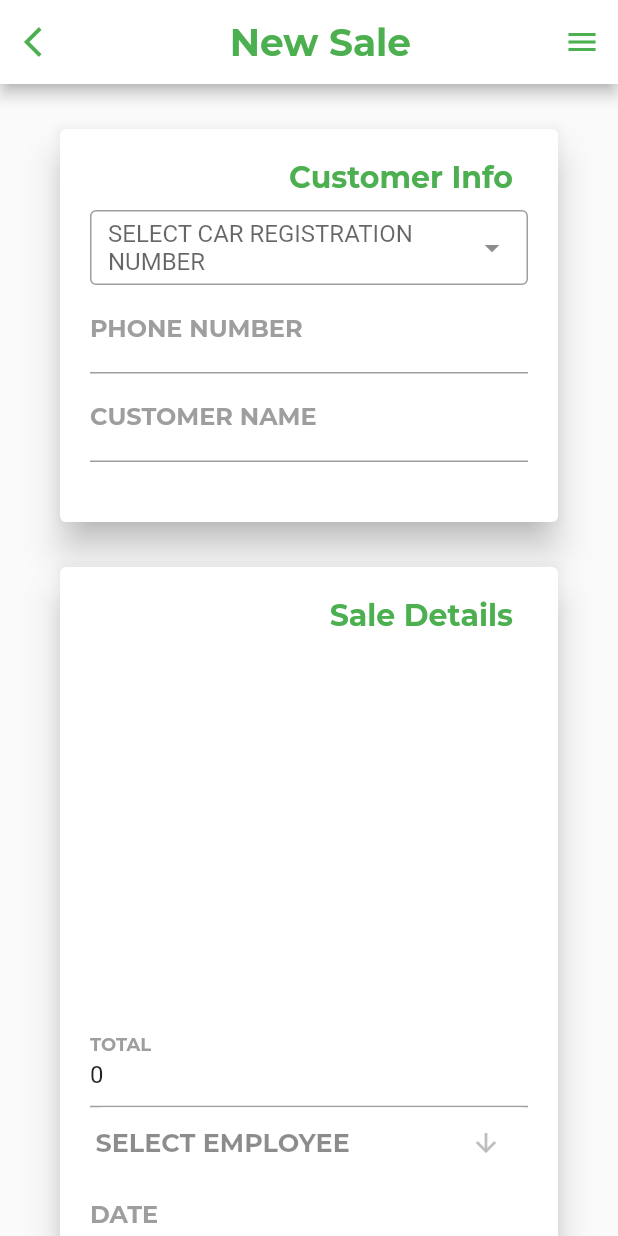
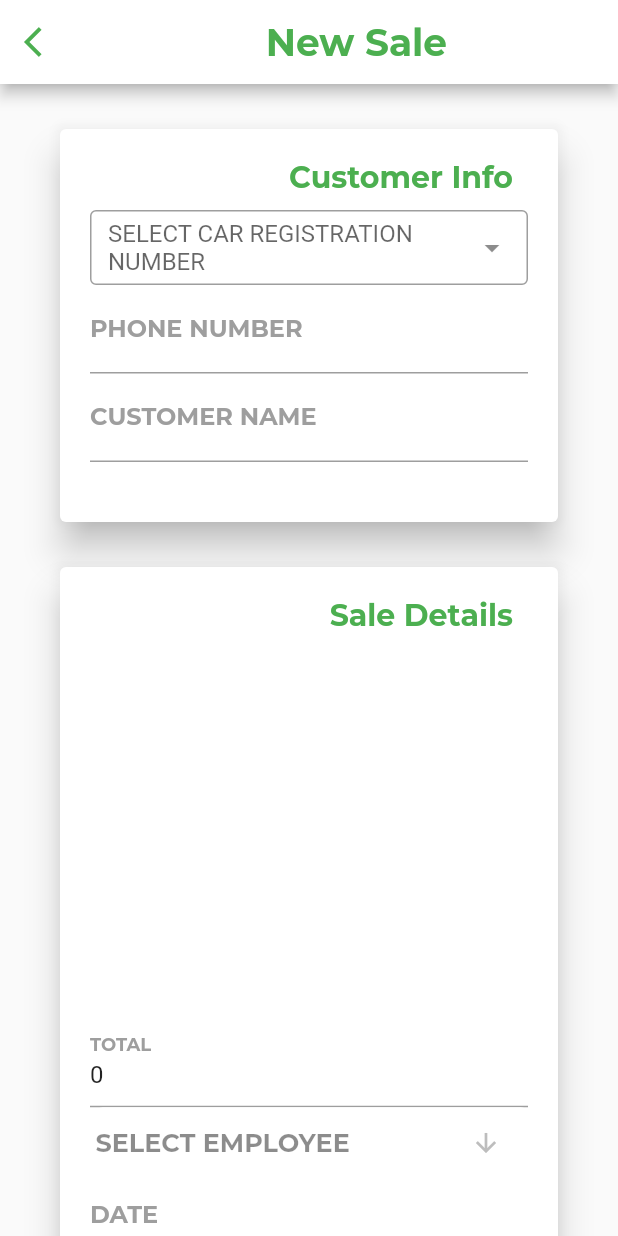
Before and after one commit to ruffcoins/zetian, a Flutter app: the NewSale screen opened directly, on a phone screen of 412 x 824 dp. Run offline on Flutter 3.47's test engine with Material 2 defaults, Android fonts, the phone set to English and light mode, and no system bars; drawn by our look-alikes of dropdown_search; our stand-ins replace dio, flutter_spinkit, fluttertoast, pdf, printing, shared_preferences; accounts and stored records are empty; project files that could hold a hidden picture were left out.

```diff
--- a/lib/screens/basic/expense/newexpense.dart
+++ b/lib/screens/basic/expense/newexpense.dart
@@ -4,7 +4,6 @@ import 'package:provider/provider.dart';
 import 'package:zetian/mixins/expense_helper.dart';
 import 'package:zetian/models/employee/read/get_employee_response.dart';
 import 'package:zetian/models/expense/create/create_new_expense_request.dart';
-import 'package:zetian/partials/sidemenu.dart';
 import 'package:zetian/providers/app_provider.dart';
 import 'package:zetian/providers/employee_provider.dart';
 import 'package:zetian/providers/expense_provider.dart';
@@ -88,7 +87,6 @@ class _NewExpenseState extends State<NewExpense> with ExpenseHelper {
             ),
           ),
         ),
-        endDrawer: SideMenu(),
         body: LayoutBuilder(
           builder: (context, constraints) {
             if (constraints.maxWidth >= 768) {
--- a/lib/screens/basic/sale/newsale.dart
+++ b/lib/screens/basic/sale/newsale.dart
@@ -5,7 +5,6 @@ import 'package:zetian/mixins/sale_helper.dart';
 import 'package:zetian/models/customer/read/get_customer_response.dart';
 import 'package:zetian/models/sale/create/create_new_sale_request.dart';
 import 'package:zetian/models/service/read/get_service_response.dart';
-import 'package:zetian/partials/sidemenu.dart';
 import 'package:zetian/providers/app_provider.dart';
 import 'package:zetian/providers/customer_provider.dart';
 import 'package:zetian/providers/employee_provider.dart';
@@ -43,8 +42,8 @@ class _NewSaleState extends State<NewSale> with SaleHelper {
   @override
   void initState() {
     _customers =
-        Provider.of<CustomerProvider>(context, listen: false).customers;
-    services = Provider.of<ServiceProvider>(context, listen: false).services;
+        Provider.of<CustomerProvider>(context, listen: false).customers ?? [];
+    services = Provider.of<ServiceProvider>(context, listen: false).services ?? [];
     serviceTotalController.text = "0";
 
     for (var service in services) {
@@ -120,7 +119,6 @@ class _NewSaleState extends State<NewSale> with SaleHelper {
             ),
           ),
         ),
-        endDrawer: SideMenu(),
         body: LayoutBuilder(
           builder: (context, constraints) {
             if (constraints.maxWidth >= 768) {
```
